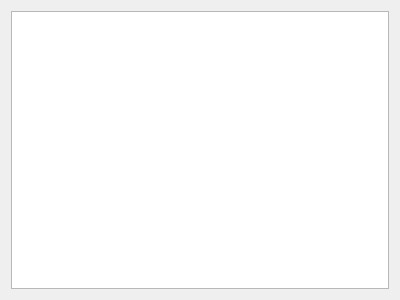
The window that plugins/network/networkreplywidget.ui (deepin-community/gammaray) describes before a commit, drawn with Qt 5.
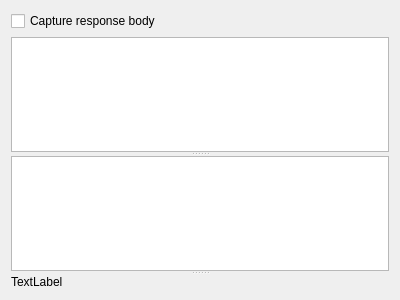
The same window after the commit.

What changed in the file:
```diff
--- a/plugins/network/networkreplywidget.ui
+++ b/plugins/network/networkreplywidget.ui
@@ -10,8 +10,27 @@
     <height>300</height>
    </rect>
   </property>
+  <layout class="QVBoxLayout" name="verticalLayout_2">
+   <item>
   <layout class="QVBoxLayout" name="verticalLayout">
    <item>
+      <widget class="QCheckBox" name="captureResponse">
+       <property name="sizePolicy">
+        <sizepolicy hsizetype="Minimum" vsizetype="Fixed">
+         <horstretch>0</horstretch>
+         <verstretch>0</verstretch>
+        </sizepolicy>
+       </property>
+       <property name="text">
+        <string>Capture response body</string>
+       </property>
+      </widget>
+     </item>
+     <item>
+      <widget class="QSplitter" name="splitter">
+       <property name="orientation">
+        <enum>Qt::Vertical</enum>
+       </property>
     <widget class="QTreeView" name="replyView">
      <property name="contextMenuPolicy">
       <enum>Qt::CustomContextMenu</enum>
@@ -20,6 +39,19 @@
       <bool>true</bool>
      </property>
     </widget>
+       <widget class="QPlainTextEdit" name="responseTextEdit">
+        <property name="readOnly">
+         <bool>true</bool>
+        </property>
+       </widget>
+       <widget class="QLabel" name="imageLabel">
+        <property name="text">
+         <string>TextLabel</string>
+        </property>
+       </widget>
+      </widget>
+     </item>
+    </layout>
    </item>
   </layout>
  </widget>
```
Lines whose indentation alone changed are shown as unchanged.
